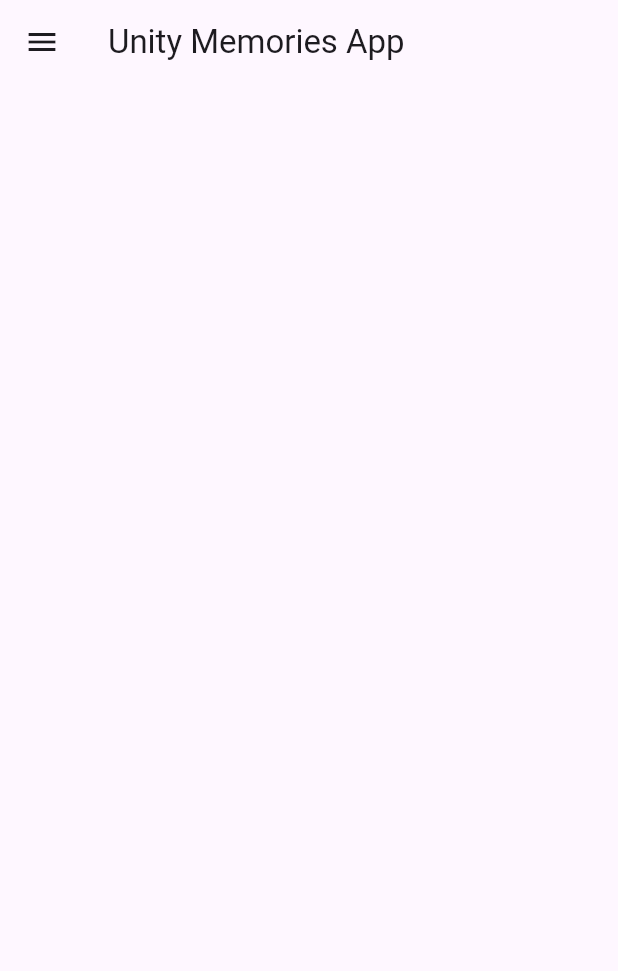
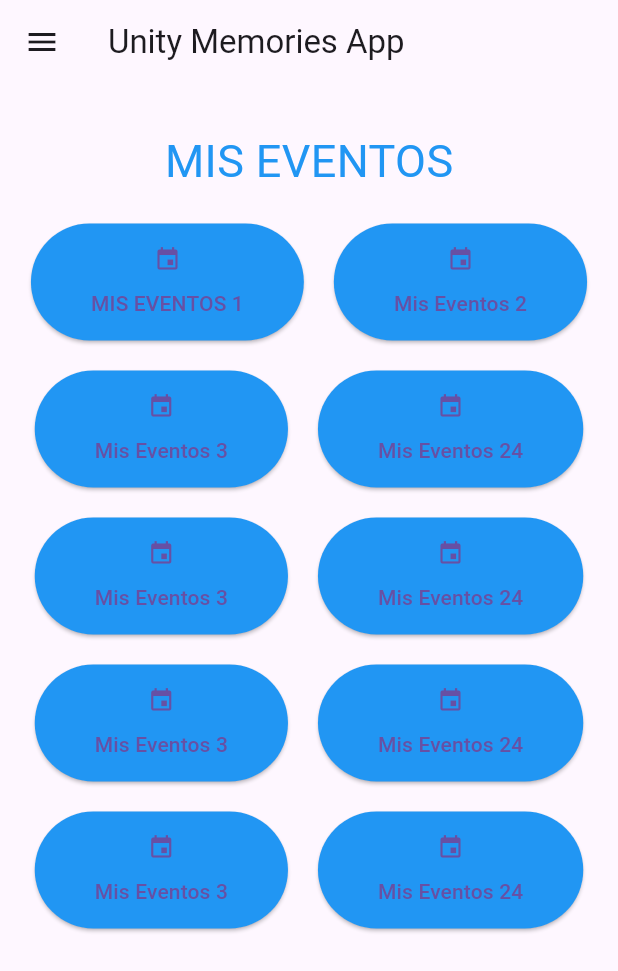
Before and after one commit to AxelUlises/Dam_Proyecto_Final, a Flutter app: the inicioApp screen opened directly, on a phone screen of 412 x 824 dp. Shown: the top 971 px of the screen. Run offline on Flutter 3.47's test engine with Material 3 defaults, Android fonts, the phone set to English and light mode, and no system bars; our stand-ins replace firebase_auth, firebase_core; accounts and stored records are empty; network calls fail.

Commit message:
Actualizacion de interfaz
Widgets Agregados Mis Eventos, Invitaciones, Forma Invitaciones, FormaEventos, Agregar Evento

```diff
--- a/lib/inicioApp.dart
+++ b/lib/inicioApp.dart
@@ -39,9 +39,10 @@ class _inicioAppState extends State<inicioApp> {
             ),
             _item(Icons.event, "MIS EVENTOS", 0),
             _item(Icons.mode_of_travel_outlined, "INVITACIONES", 1),
-            _item(Icons.create_new_folder, "CREAR EVENTO", 2),
-            _item(Icons.settings, "CONFIGURACIÓN", 3),
-            _item(Icons.exit_to_app, "SALIR", 4),
+            _item(Icons.add, "AGREGAR EVENTO", 2),
+            _item(Icons.create_new_folder, "CREAR EVENTO", 3),
+            _item(Icons.settings, "CONFIGURACIÓN", 4),
+            _item(Icons.exit_to_app, "SALIR", 5),
           ],
         ),
       ),
@@ -67,24 +68,214 @@ class _inicioAppState extends State<inicioApp> {
       return invitaciones();
     }
     if(_index == 2){
+      return agregarEvento();
+    }
+    if(_index == 3){
       return crearEvento();
     }
-    if(_index == 3){
+    if(_index == 4){
       return configuracion();
     }
-    if(_index == 4){
+    if(_index == 5){
       return salir();
     }
     return misEventos();
   }
 
   Widget misEventos(){
-    return ListView();
+    return Column(
+      mainAxisAlignment: MainAxisAlignment.center,
+      mainAxisSize: MainAxisSize.min,
+      children: [
+        SizedBox(height: 30),
+        Text("MIS EVENTOS", style: TextStyle(color: Colors.blue, fontSize: 30),),
+        SizedBox(height: 20),
+        Row(
+          mainAxisAlignment: MainAxisAlignment.center,
+          children: [
+            formaEventos(Icons.event, "MIS EVENTOS 1", (){
+              print("click");
+            }),
+            SizedBox(width: 20), // Espacio entre elementos
+            formaEventos(Icons.event, "Mis Eventos 2", (){
+              print("click");
+            }),
+          ],
+        ),
+        SizedBox(height: 20),
+        Row(
+          mainAxisAlignment: MainAxisAlignment.center,
+          children: [
+            formaEventos(Icons.event, "Mis Eventos 3", (){
+              print("click");
+            }),
+            SizedBox(width: 20), // Espacio entre elementos
+            formaEventos(Icons.event, "Mis Eventos 24", (){
+              print("click");
+            }),
+          ],
+        ),
+        SizedBox(height: 20),
+        Row(
+          mainAxisAlignment: MainAxisAlignment.center,
+          children: [
+            formaEventos(Icons.event, "Mis Eventos 3", (){
+              print("click");
+            }),
+            SizedBox(width: 20), // Espacio entre elementos
+            formaEventos(Icons.event, "Mis Eventos 24", (){
+              print("click");
+            }),
+          ],
+        ),
+        SizedBox(height: 20),
+        Row(
+          mainAxisAlignment: MainAxisAlignment.center,
+          children: [
+            formaEventos(Icons.event, "Mis Eventos 3", (){
+              print("click");
+            }),
+            SizedBox(width: 20), // Espacio entre elementos
+            formaEventos(Icons.event, "Mis Eventos 24", (){
+              print("click");
+            }),
+          ],
+        ),
+        SizedBox(height: 20),
+        Row(
+          mainAxisAlignment: MainAxisAlignment.center,
+          children: [
+            formaEventos(Icons.event, "Mis Eventos 3", (){
+              print("click");
+            }),
+            SizedBox(width: 20), // Espacio entre elementos
+            formaEventos(Icons.event, "Mis Eventos 24", (){
+              print("click");
+            }),
+          ],
+        ),
+        SizedBox(height: 20),
+      ],
+    );
+
   }
 
+  Widget formaEventos(IconData icono, String texto, VoidCallback onPressed) {
+    return ElevatedButton(
+      onPressed: onPressed,
+      style: ElevatedButton.styleFrom(
+        padding: EdgeInsets.symmetric(horizontal: 40, vertical: 15),
+        primary: Colors.blue,
+      ),
+      child: Column(
+        mainAxisAlignment: MainAxisAlignment.center,
+        mainAxisSize: MainAxisSize.min,
+        children: [
+          Icon(icono),
+          SizedBox(height: 10),
+          Text(texto),
+        ],
+      ),
+    );
+  }
+
+  Widget agregarEvento(){
+    return ListView(
+      padding: EdgeInsets.all(40),
+      children: [
+        Center(
+          child: Text("AGREGAR EVENTO", style: TextStyle(
+              fontSize: 25, color: Colors.red, fontWeight: FontWeight.bold
+            ),
+          ),
+        ),
+        SizedBox(height: 20,),
+        TextField(
+          controller: descripcion,
+          decoration: InputDecoration(
+              labelText: "NUMERO DE INVITACION:",
+              border: OutlineInputBorder(),
+              floatingLabelBehavior: FloatingLabelBehavior.always,
+            suffixIcon: Icon(Icons.event),
+          ),
+        ),
+        SizedBox(height: 20,),
+        ElevatedButton(
+            onPressed: (){},
+            child: Text("BUSCAR")),
+        SizedBox(height: 200,),
+        ElevatedButton(
+            onPressed: (){},
+            child: Text("AGREGAR")),
+     ],
+    );
+  }
+
+
   Widget invitaciones(){
-    return ListView();
+    return ListView(
+      padding: EdgeInsets.all(40),
+      children: [
+       Center(
+         child: Text(
+           "INVITACIONES",
+           style: TextStyle(
+             fontSize: 25,
+             color: Colors.red,
+             fontWeight: FontWeight.bold,
+           ),
+         ),
+       ),
+        SizedBox(height: 20),
+        formaInvitaciones(Icons.event, "INVITACION 1", (){
+          print("click");
+        }),
+        SizedBox(height: 20),
+        formaInvitaciones(Icons.event, "INVITACION 2", (){
+          print("click");
+        }),
+        SizedBox(height: 20),
+        formaInvitaciones(Icons.event, "INVITACION 3", (){
+          print("click");
+        }),
+        SizedBox(height: 20),
+        formaInvitaciones(Icons.event, "INVITACION 4", (){
+          print("click");
+        }),
+        SizedBox(height: 20),
+        formaInvitaciones(Icons.event, "INVITACION 5", (){
+          print("click");
+        }),
+        SizedBox(height: 20),
+        formaInvitaciones(Icons.event, "INVITACION 6", (){
+          print("click");
+        }),
+        SizedBox(height: 20),
+        ],
+    );
   }
+
+  Widget formaInvitaciones(IconData icono, String texto, VoidCallback onPressed) {
+    return ElevatedButton(
+      onPressed: onPressed,
+      style: ElevatedButton.styleFrom(
+        padding: EdgeInsets.symmetric(horizontal: 40, vertical: 15),
+        primary: Colors.blue,
+      ),
+      child: Column(
+        mainAxisAlignment: MainAxisAlignment.center,
+        mainAxisSize: MainAxisSize.min,
+        children: [
+          Icon(icono),
+          SizedBox(height: 10),
+          Text(texto),
+        ],
+      ),
+    );
+  }
+
+
+
 
   Widget crearEvento(){
     return ListView(
```
